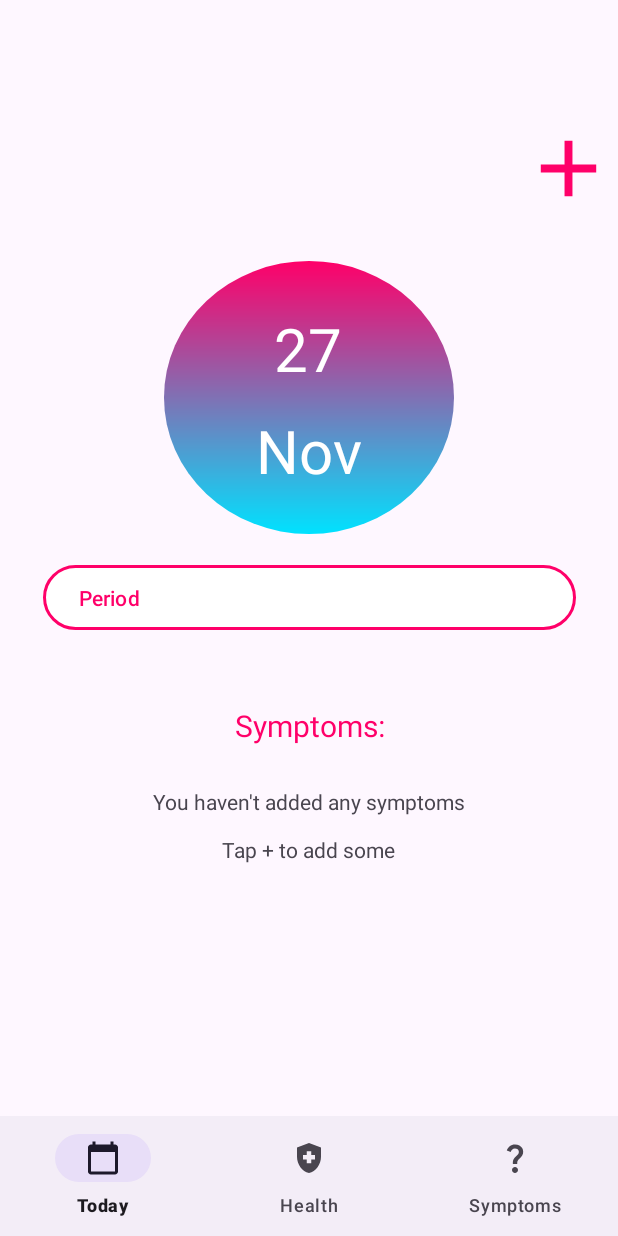
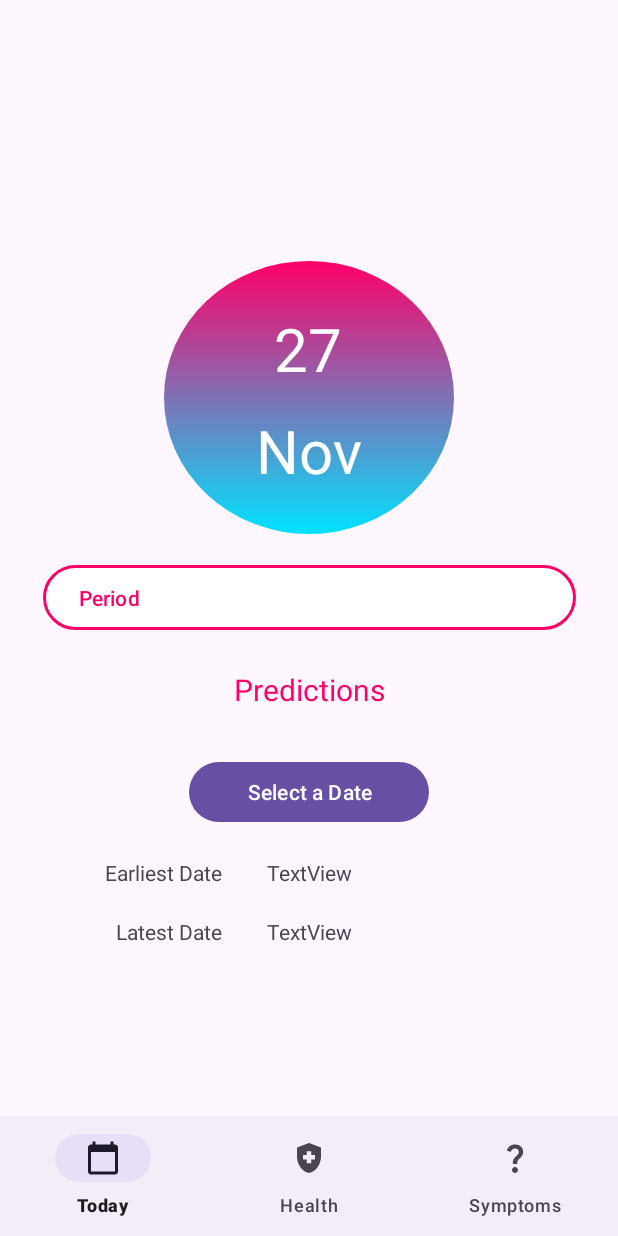
Before and after one commit to COMP-3013-Team-5-2023-2024/TEAM-5-COMP-3018, an Android app: the screen it shows after launch (MainActivity), on a phone screen of 412 x 824 dp. Run offline under Robolectric (Android 15) with nearby library versions, the phone set to English and light mode, and no system bars.

Commit message:
Allow user to input a date to recieve period estimates
This commit adds a material design date picker to allow the user to
input their dates to recieve a prediction about their period.

```diff
--- a/app/build.gradle.kts
+++ b/app/build.gradle.kts
@@ -73,6 +73,9 @@ dependencies {
     val room_version = "2.6.0"
     implementation("androidx.room:room-runtime:$room_version")
     annotationProcessor("androidx.room:room-compiler:$room_version")
+
+    val material_design_version = "1.5.0"
+    implementation ("com.google.android.material:material:$material_design_version")
 }
 
 jacoco{
--- a/app/src/main/java/com/example/periodtracker/MainActivity.java
+++ b/app/src/main/java/com/example/periodtracker/MainActivity.java
@@ -5,7 +5,6 @@ import android.Manifest;
 import android.os.Bundle;
 import androidx.activity.result.ActivityResultLauncher;
 import androidx.activity.result.contract.ActivityResultContracts;
-
 import androidx.appcompat.app.AppCompatActivity;
 import android.content.Intent;
 import android.view.View;
@@ -14,6 +13,13 @@ import android.widget.Button;
 import android.widget.ImageView;
 import android.widget.TextView;
 import com.google.android.material.bottomnavigation.BottomNavigationView;
+import com.google.android.material.datepicker.MaterialDatePicker;
+import com.google.android.material.datepicker.MaterialPickerOnPositiveButtonClickListener;
+import java.time.Instant;
+import java.time.LocalDate;
+import java.time.LocalDateTime;
+import java.time.ZoneId;
+import java.time.format.DateTimeFormatter;
 import java.util.Calendar;
 import java.util.Locale;
 
@@ -32,10 +38,16 @@ public class MainActivity extends AppCompatActivity {
             Manifest.permission.POST_NOTIFICATIONS,
     };
 
+    private TextView minPrediction;
+    private TextView maxPrediction;
+
     @Override
     protected void onCreate(Bundle savedInstanceState) {
         super.onCreate(savedInstanceState);
         setContentView(R.layout.activity_main);
+
+        minPrediction = findViewById(R.id.minPredictionText);
+        maxPrediction = findViewById(R.id.maxPredictionText);
 
         buttonClickAnimation = new AlphaAnimation(1,0);
         buttonClickAnimation.setDuration(300);
@@ -99,4 +111,24 @@ public class MainActivity extends AppCompatActivity {
 
     }
 
+    public void onSelectDateClick(View view) {
+        MaterialDatePicker<Long> materialDatePicker = MaterialDatePicker.Builder.datePicker()
+                .setTitleText(getString(R.string.select_date))
+                .setSelection(MaterialDatePicker.todayInUtcMilliseconds())
+                .build();
+        materialDatePicker.addOnPositiveButtonClickListener(new MaterialPickerOnPositiveButtonClickListener<Long>() {
+            @Override
+            public void onPositiveButtonClick(Long selection) {
+                LocalDateTime dateTime = LocalDateTime.ofInstant(Instant.ofEpochMilli(selection), ZoneId.systemDefault());
+                LocalDate selectedDate = dateTime.toLocalDate();
+                MenstrualCycleTracker.PeriodPrediction prediction = MenstrualCycleTracker.trackMenstrualCycle(selectedDate);
+                DateTimeFormatter format = DateTimeFormatter.ofPattern("yyyy-MM-dd");
+                minPrediction.setText(prediction.minEndDate.format(format));
+                maxPrediction.setText(prediction.maxEndDate.format(format));
+            }
+        });
+
+        materialDatePicker.show(getSupportFragmentManager(), "tag");
+    }
+
 }
--- a/app/src/main/res/layout/activity_main.xml
+++ b/app/src/main/res/layout/activity_main.xml
@@ -50,18 +50,6 @@
         app:layout_constraintStart_toStartOf="parent"
         tools:ignore="MissingConstraints" />
 
-    <ImageView
-        android:id="@+id/addPeriodBtn"
-        android:layout_width="66dp"
-        android:layout_height="63dp"
-        android:layout_marginBottom="680dp"
-        app:layout_constraintBottom_toBottomOf="parent"
-        app:layout_constraintEnd_toEndOf="parent"
-        app:layout_constraintHorizontal_bias="1.0"
-        app:layout_constraintStart_toStartOf="parent"
-        app:srcCompat="@drawable/baseline_add_24"
-        tools:ignore="MissingConstraints" />
-
     <Button
         android:id="@+id/btn_tick"
         android:layout_width="355dp"
@@ -96,27 +84,14 @@
         android:id="@+id/symptomsTitle"
         android:layout_width="119dp"
         android:layout_height="48dp"
-        android:layout_marginBottom="316dp"
+        android:layout_marginBottom="340dp"
         android:gravity="center|center_horizontal|center_vertical"
-        android:text="Symptoms:"
+        android:text="@string/prediction_label"
         android:textColor="#FF0069"
         android:textSize="20sp"
         app:layout_constraintBottom_toBottomOf="parent"
         app:layout_constraintEnd_toEndOf="parent"
 
-        app:layout_constraintStart_toStartOf="parent" />
-
-    <TextView
-        android:id="@+id/symptomsData"
-        android:layout_width="wrap_content"
-        android:layout_height="wrap_content"
-        android:layout_marginBottom="248dp"
-        android:gravity="center|center_horizontal|center_vertical"
-        android:text="You haven't added any symptoms\n\nTap + to add some"
-        app:layout_constraintBottom_toBottomOf="parent"
-        app:layout_constraintEnd_toEndOf="parent"
-
-        app:layout_constraintHorizontal_bias="0.497"
         app:layout_constraintStart_toStartOf="parent" />
 
     <com.google.android.material.bottomnavigation.BottomNavigationView
@@ -128,5 +103,58 @@
         app:menu="@menu/bottom_navigation_menu"
         tools:layout_editor_absoluteX="0dp"></com.google.android.material.bottomnavigation.BottomNavigationView>
 
+    <Button
+        android:id="@+id/dateSelectButton"
+        android:layout_width="wrap_content"
+        android:layout_height="wrap_content"
+        android:layout_marginTop="20dp"
+        android:ems="10"
+        android:onClick="onSelectDateClick"
+        android:text="@string/select_date"
+        app:layout_constraintEnd_toEndOf="parent"
+        app:layout_constraintStart_toStartOf="parent"
+        app:layout_constraintTop_toBottomOf="@+id/symptomsTitle" />
+
+    <TextView
+        android:id="@+id/minPredictionText"
+        android:layout_width="wrap_content"
+        android:layout_height="wrap_content"
+        android:layout_marginTop="20dp"
+        android:text="TextView"
+        app:layout_constraintEnd_toEndOf="parent"
+        app:layout_constraintStart_toStartOf="parent"
+        app:layout_constraintTop_toBottomOf="@+id/dateSelectButton" />
+
+    <TextView
+        android:id="@+id/maxPredictionText"
+        android:layout_width="wrap_content"
+        android:layout_height="wrap_content"
+        android:layout_marginTop="20dp"
+        android:text="TextView"
+        app:layout_constraintEnd_toEndOf="parent"
+        app:layout_constraintHorizontal_bias="0.501"
+        app:layout_constraintStart_toStartOf="parent"
+        app:layout_constraintTop_toBottomOf="@+id/minPredictionText" />
+
+    <TextView
+        android:id="@+id/textView4"
+        android:layout_width="wrap_content"
+        android:layout_height="wrap_content"
+        android:layout_marginTop="20dp"
+        android:layout_marginEnd="30dp"
+        android:text="@string/earliest_prediction"
+        app:layout_constraintEnd_toStartOf="@+id/minPredictionText"
+        app:layout_constraintTop_toBottomOf="@+id/dateSelectButton" />
+
+    <TextView
+        android:id="@+id/textView5"
+        android:layout_width="wrap_content"
+        android:layout_height="wrap_content"
+        android:layout_marginTop="20dp"
+        android:layout_marginEnd="30dp"
+        android:text="@string/latest_prediction"
+        app:layout_constraintEnd_toStartOf="@+id/minPredictionText"
+        app:layout_constraintTop_toBottomOf="@+id/minPredictionText" />
+
 
 </androidx.constraintlayout.widget.ConstraintLayout>
--- a/app/src/main/res/values/strings.xml
+++ b/app/src/main/res/values/strings.xml
@@ -25,4 +25,9 @@
     <string name="mood_text">Type your mood here.</string>
 
     <string name="save_label">Save</string>
+
+    <string name="select_date">Select a Date</string>
+    <string name="prediction_label">Predictions</string>
+    <string name="earliest_prediction">Earliest Date</string>
+    <string name="latest_prediction">Latest Date</string>
 </resources>
```
